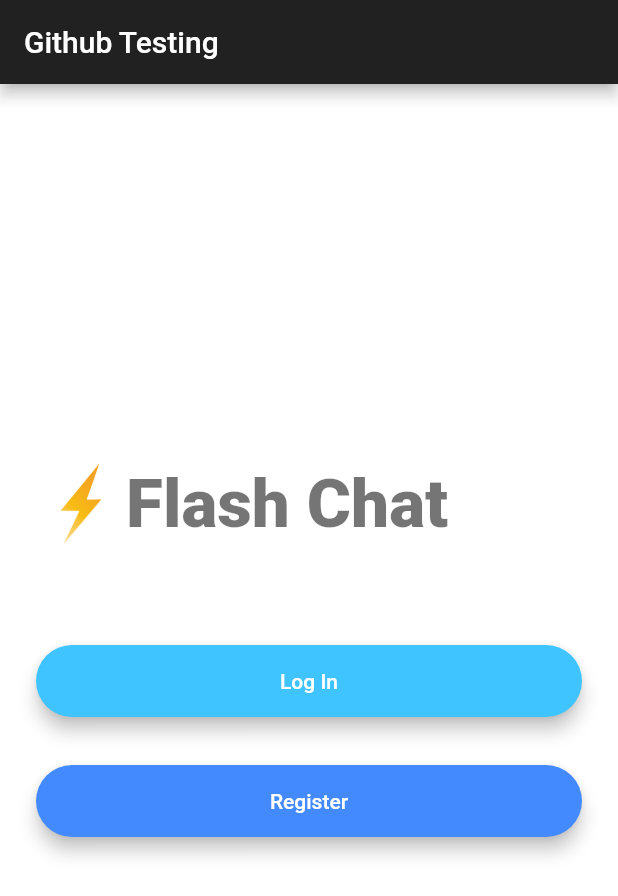
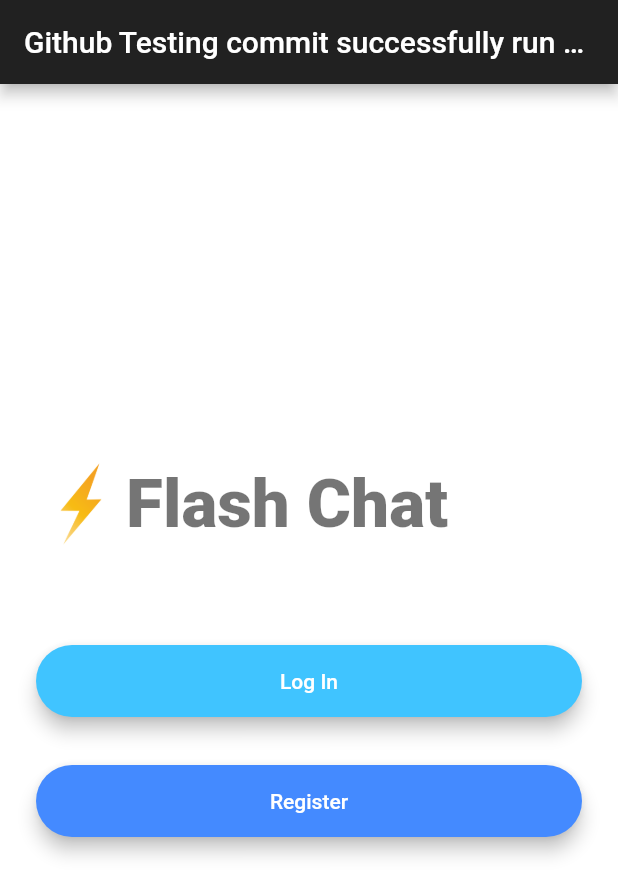
Before and after one commit to usmanfarooq94/flashchatapp, a Flutter app: the screen it shows after launch, on a phone screen of 412 x 824 dp. Shown: the top 896 px of the screen. Run offline on Flutter 3.47's test engine with Material 2 defaults, Android fonts, the phone set to English and light mode, and no system bars.

Commit message:
appbar updated

```diff
--- a/lib/screens/welcome_screen.dart
+++ b/lib/screens/welcome_screen.dart
@@ -11,7 +11,7 @@ class _WelcomeScreenState extends State<WelcomeScreen> {
     return Scaffold(
       backgroundColor: Colors.white,
       appBar: AppBar(
-        title: Text("Github Testing"),
+        title: Text("Github Testing commit successfully run on github"),
       ),
       body: Padding(
         padding: EdgeInsets.symmetric(horizontal: 24.0),
```
